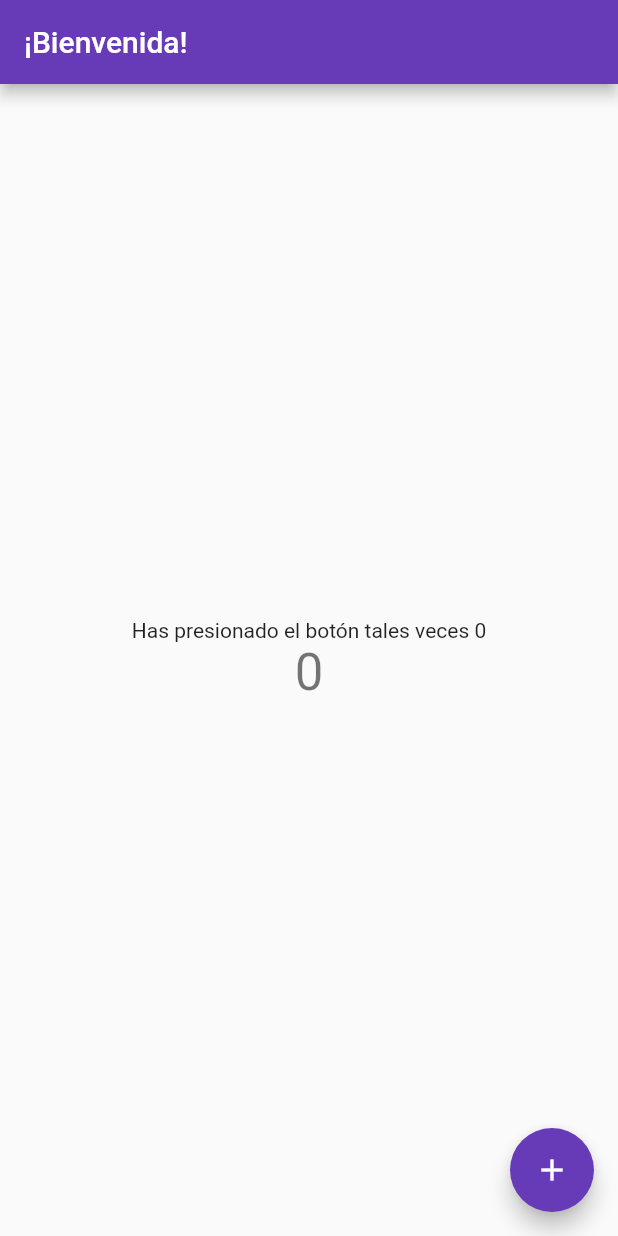
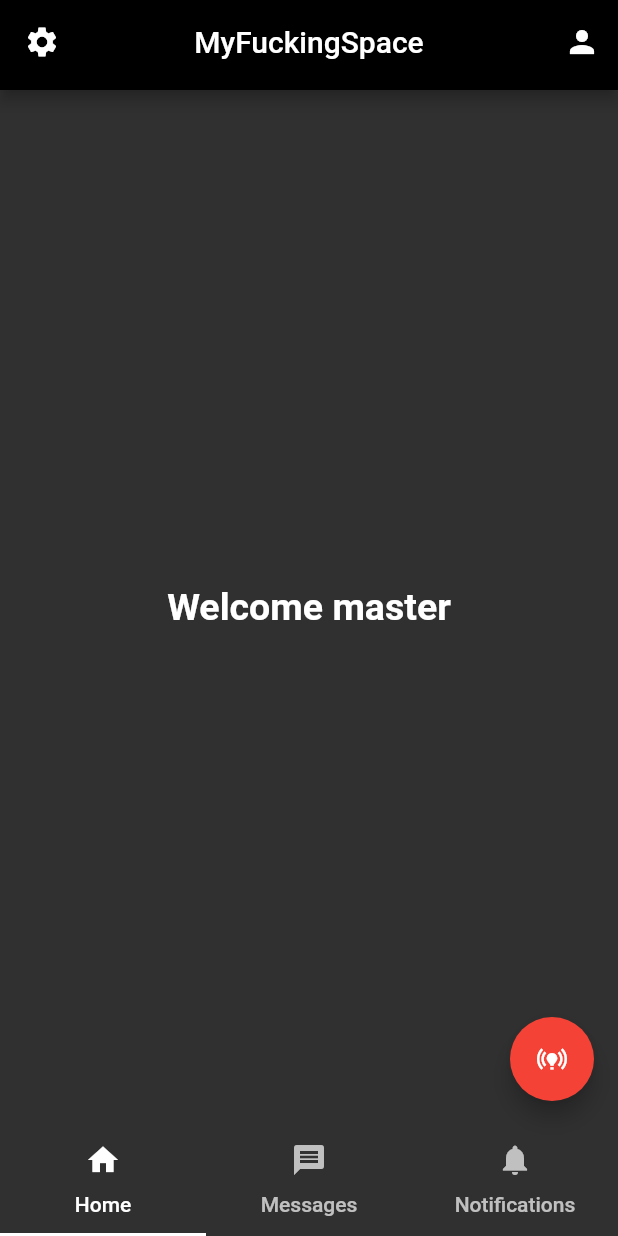
Before and after one commit to AngelGuerrero/first-flutter-app, a Flutter app: the screen it shows after launch, on a phone screen of 412 x 824 dp. Run offline on Flutter 3.47's test engine with Material 2 defaults, Android fonts, the phone set to English and light mode, and no system bars.

Commit message:
Agregando pantalla principal

```diff
--- a/lib/main.dart
+++ b/lib/main.dart
@@ -1,117 +1,102 @@
 import 'package:flutter/material.dart';
+import 'package:myapp/myAppBar.dart';
+import 'package:myapp/myBottomNavigationBar.dart';
+import 'package:myapp/myDrawer.dart';
 
 void main() {
   runApp(MyApp());
 }
 
 class MyApp extends StatelessWidget {
-  // This widget is the root of your application.
   @override
   Widget build(BuildContext context) {
     return MaterialApp(
-      title: '',
+      title: 'Portfolio administration',
       theme: ThemeData(
-        // This is the theme of your application.
-        //
-        // Try running your application with "flutter run". You'll see the
-        // application has a blue toolbar. Then, without quitting the app, try
-        // changing the primarySwatch below to Colors.green and then invoke
-        // "hot reload" (press "r" in the console where you ran "flutter run",
-        // or simply save your changes to "hot reload" in a Flutter IDE).
-        // Notice that the counter didn't reset back to zero; the application
-        // is not restarted.
-        primarySwatch: Colors.deepPurple,
-        // This makes the visual density adapt to the platform that you run
-        // the app on. For desktop platforms, the controls will be smaller and
-        // closer together (more dense) than on mobile platforms.
+        brightness: Brightness.dark,
+        backgroundColor: Colors.black,
+        primaryColor: Colors.black,
+        accentColor: Colors.white,
+        primarySwatch: Colors.red,
+
+        // Define the default TextTheme. Use this to specify the default
+        // text styling for headlines, titles, bodies of text, and more.
+        textTheme: const TextTheme(
+          headline1: TextStyle(fontSize: 72.0, fontWeight: FontWeight.bold),
+          headline6: TextStyle(fontSize: 36.0, fontStyle: FontStyle.italic),
+          bodyText2: TextStyle(fontSize: 14.0),
+        ),
         visualDensity: VisualDensity.adaptivePlatformDensity,
       ),
-      home: HomeView(title: '¡Bienvenida!'),
+      home: HomeView(title: 'MyFuckingSpace'),
     );
   }
 }
 
 class HomeView extends StatefulWidget {
+  final String title;
+
   HomeView({Key key, this.title}) : super(key: key);
-
-  // This widget is the home page of your application. It is stateful, meaning
-  // that it has a State object (defined below) that contains fields that affect
-  // how it looks.
-
-  // This class is the configuration for the state. It holds the values (in this
-  // case the title) provided by the parent (in this case the App widget) and
-  // used by the build method of the State. Fields in a Widget subclass are
-  // always marked "final".
-
-  final String title;
 
   @override
   _HomeViewState createState() => _HomeViewState();
 }
 
 class _HomeViewState extends State<HomeView> {
-  int _counter = 0;
+  bool _online = false;
 
-  void _incrementCounter() {
+  String _message = 'Welcome master';
+
+  void _toggleOnlineStatus() {
+    setState(() => _online = !_online);
+
+    this._setMessage();
+  }
+
+  void _setMessage() {
     setState(() {
-      // This call to setState tells the Flutter framework that something has
-      // changed in this State, which causes it to rerun the build method below
-      // so that the display can reflect the updated values. If we changed
-      // _counter without calling setState(), then the build method would not be
-      // called again, and so nothing would appear to happen.
-      _counter++;
+      _message = this._online ? 'You are online!' : 'Offline';
     });
   }
 
   @override
   Widget build(BuildContext context) {
-    // This method is rerun every time setState is called, for instance as done
-    // by the _incrementCounter method above.
-    //
-    // The Flutter framework has been optimized to make rerunning build methods
-    // fast, so that you can just rebuild anything that needs updating rather
-    // than having to individually change instances of widgets.
-    return Scaffold(
-      appBar: AppBar(
-        // Here we take the value from the HomeView object that was created by
-        // the App.build method, and use it to set our appbar title.
-        title: Text(widget.title),
-      ),
-      body: Center(
-        // Center is a layout widget. It takes a single child and positions it
-        // in the middle of the parent.
+    return Theme(
+        data: Theme.of(context),
+        child: DefaultTabController(
+          length: 3,
+          child: Scaffold(
+            appBar: MyAppBar(widget.title),
+            drawer: MyDrawer(),
+            body: TabBarView(children: [
+              Center(
                 child: Column(
-          // Column is also a layout widget. It takes a list of children and
-          // arranges them vertically. By default, it sizes itself to fit its
-          // children horizontally, and tries to be as tall as its parent.
-          //
-          // Invoke "debug painting" (press "p" in the console, choose the
-          // "Toggle Debug Paint" action from the Flutter Inspector in Android
-          // Studio, or the "Toggle Debug Paint" command in Visual Studio Code)
-          // to see the wireframe for each widget.
-          //
-          // Column has various properties to control how it sizes itself and
-          // how it positions its children. Here we use mainAxisAlignment to
-          // center the children vertically; the main axis here is the vertical
-          // axis because Columns are vertical (the cross axis would be
-          // horizontal).
                   mainAxisAlignment: MainAxisAlignment.center,
                   children: <Widget>[
                     Text(
-              'Has presionado el botón tales veces $_counter',
+                      _message,
+                      style: const TextStyle(
+                        fontWeight: FontWeight.bold,
+                        fontSize: 25,
                       ),
-            Text(
-              '$_counter',
-              style: Theme.of(context).textTheme.headline4,
                     ),
                   ],
                 ),
               ),
+              Icon(Icons.message),
+              Icon(Icons.notifications),
+            ]),
             floatingActionButton: FloatingActionButton(
-        onPressed: _incrementCounter,
-        tooltip: 'Increment',
-        child: Icon(Icons.add),
-      ), // This trailing comma makes auto-formatting nicer for build methods.
-    );
+              backgroundColor: _online ? Colors.green : Colors.red,
+              tooltip: 'Change online status',
+              onPressed: _toggleOnlineStatus,
+              child: Theme(
+                data: Theme.of(context),
+                child: const Icon(Icons.online_prediction),
+              ),
+            ),
+            bottomNavigationBar: MyBottomNavigationBar(),
+          ),
+        ));
   }
 }
--- /dev/null
+++ b/lib/myAppBar.dart
@@ -0,0 +1,32 @@
+import 'package:flutter/material.dart';
+
+class MyAppBar extends StatelessWidget with PreferredSizeWidget {
+  final String title;
+
+  final Size preferredSize;
+
+  MyAppBar(this.title) : preferredSize = Size.fromHeight(60.0);
+
+  @override
+  Widget build(BuildContext context) {
+    return Theme(
+      data: Theme.of(context),
+      child: AppBar(
+        centerTitle: true,
+        leading: Builder(
+          builder: (BuildContext context) => IconButton(
+            icon: const Icon(Icons.settings),
+            onPressed: () => Scaffold.of(context).openDrawer(),
+          ),
+        ),
+        title: Text(this.title),
+        actions: <Widget>[
+          IconButton(
+            icon: Icon(Icons.person),
+            onPressed: () => print('hi on icon action'),
+          )
+        ],
+      ),
+    );
+  }
+}
--- /dev/null
+++ b/lib/myBottomNavigationBar.dart
@@ -0,0 +1,29 @@
+import 'package:flutter/material.dart';
+
+class MyBottomNavigationBar extends StatelessWidget with PreferredSizeWidget {
+  final Size preferredSize;
+
+  MyBottomNavigationBar() : preferredSize = Size.fromHeight(56.0);
+
+  @override
+  Widget build(BuildContext context) {
+    return Theme(
+        data: Theme.of(context),
+        child: TabBar(
+          tabs: [
+            Tab(
+              icon: const Icon(Icons.home),
+              text: 'Home',
+            ),
+            Tab(
+              icon: const Icon(Icons.message),
+              text: 'Messages',
+            ),
+            Tab(
+              icon: const Icon(Icons.notifications),
+              text: 'Notifications',
+            ),
+          ],
+        ));
+  }
+}
```
Also changed, not shown: lib/myDrawer.dart (added, +70 -0 lines), 1 other file. Lines whose indentation alone changed are shown as unchanged.
